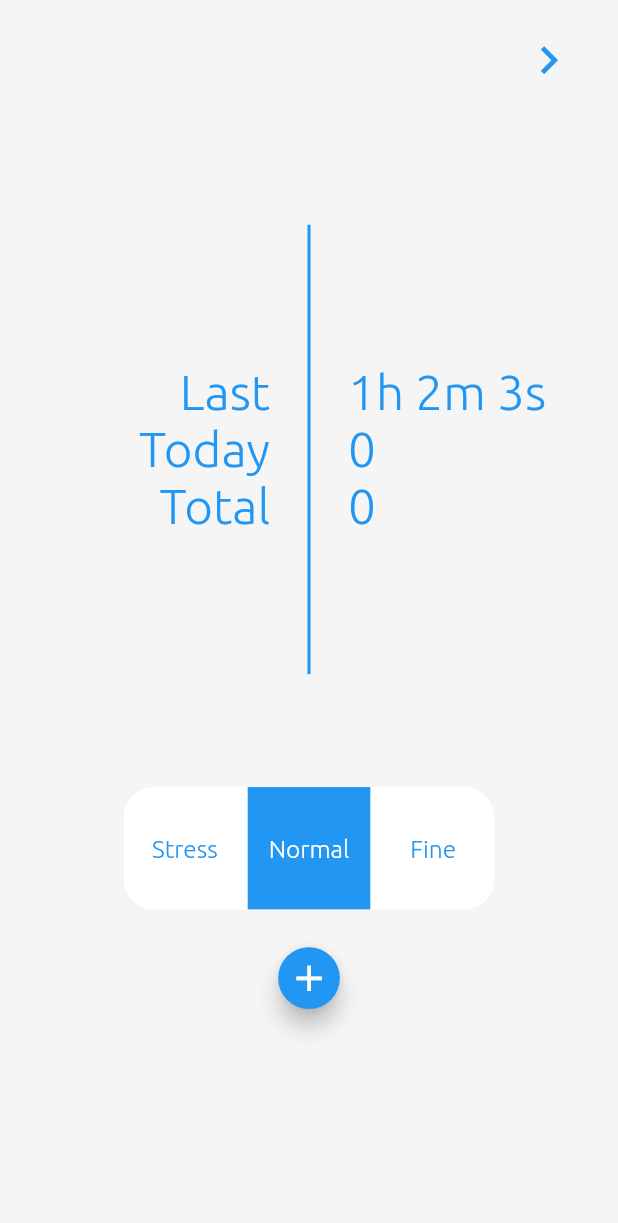
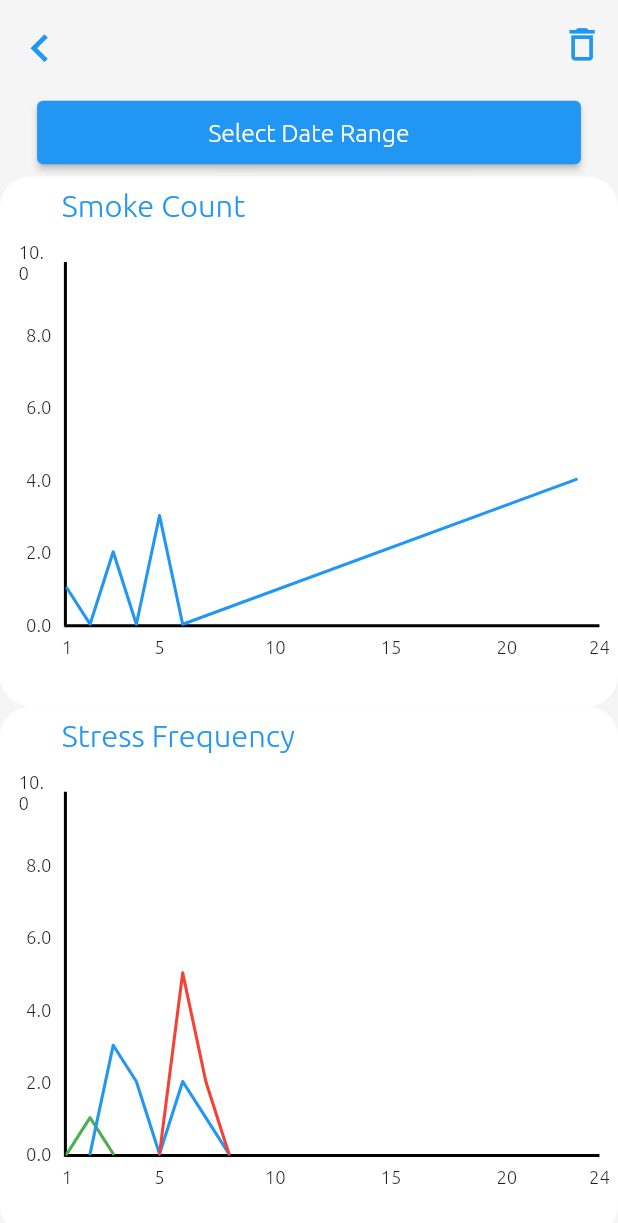
Before and after one commit to erdemsiyam/sigara_metre, a Flutter app: the screen it shows after launch, after a tap on the "chevron right" icon, on a phone screen of 412 x 824 dp. Shown: the top 1223 px of the screen. Run offline on Flutter 3.47's test engine with Material 2 defaults, Android fonts, the phone set to English and light mode, and no system bars; drawn by our look-alikes of fl_chart, toggle_switch; our stand-ins replace device_preview, sqflite; missing offline and left inert: date_range_picker; accounts and stored records are empty.

Commit message:
2.sayfa responsive

```diff
--- a/lib/main.dart
+++ b/lib/main.dart
@@ -2,7 +2,9 @@ import 'package:device_preview/device_preview.dart';
 import 'package:flutter/foundation.dart';
 import 'package:flutter/material.dart';
 import 'package:provider/provider.dart';
+import 'package:sigara_metre/pages/chart/chart_page.dart';
 import 'package:sigara_metre/pages/home/home_page.dart';
+import 'package:sigara_metre/provider/chart_provider.dart';
 import 'package:sigara_metre/provider/home_provider.dart';
 
 void main() {
@@ -29,7 +31,12 @@ class MyApp extends StatelessWidget {
         fontFamily: 'Ubuntu',
       ),
       title: 'Sigara Sayar',
-      home: ChangeNotifierProvider<HomeProvider>(
+      home:
+          // ChangeNotifierProvider<ChartProvider>(
+          //   create: (_) => ChartProvider(),
+          //   child: ChartPage(),
+          // ),
+          ChangeNotifierProvider<HomeProvider>(
         create: (_) => HomeProvider(),
         child: HomePage(),
       ),
--- a/lib/pages/chart/chart_page.dart
+++ b/lib/pages/chart/chart_page.dart
@@ -0,0 +1,101 @@
+import 'package:flutter/material.dart';
+import 'package:sigara_metre/pages/chart/widget/smoke_chart_widget.dart';
+import 'package:sigara_metre/pages/chart/widget/stress_chart_widget.dart';
+import 'package:sigara_metre/util/context_extension.dart';
+import 'package:date_range_picker/date_range_picker.dart' as DateRangePicker;
+
+class ChartPage extends StatelessWidget {
+  @override
+  Widget build(BuildContext context) {
+    return Scaffold(
+      backgroundColor: Colors.grey[100],
+      body: SafeArea(
+        child: Column(
+          mainAxisAlignment: MainAxisAlignment.spaceEvenly,
+          mainAxisSize: MainAxisSize.max,
+          crossAxisAlignment: CrossAxisAlignment.stretch,
+          children: [
+            Expanded(
+              flex: 1,
+              child: topButtons(context),
+            ),
+            Expanded(
+              flex: 1,
+              child: selectDateWidget(context),
+            ),
+            Expanded(
+              flex: 6,
+              child: SmokeChartWidget(),
+            ),
+            Expanded(
+              flex: 6,
+              child: StressChartWidget(),
+            ),
+          ],
+        ),
+      ),
+    );
+  }
+
+  Widget topButtons(BuildContext context) {
+    return Row(
+      mainAxisSize: MainAxisSize.max,
+      mainAxisAlignment: MainAxisAlignment.spaceBetween,
+      children: [
+        IconButton(
+          icon: Icon(
+            Icons.chevron_left,
+            size: context.dynamicShortest(0.09),
+            color: Colors.blue,
+          ),
+          onPressed: () {
+            Navigator.pop(context);
+          },
+        ),
+        IconButton(
+          icon: Icon(
+            Icons.delete_outline,
+            size: context.dynamicShortest(0.07),
+            color: Colors.blue,
+          ),
+          onPressed: () {
+            // TODO  delete
+          },
+        ),
+      ],
+    );
+  }
+
+  Widget selectDateWidget(BuildContext context) {
+    return Padding(
+      padding: EdgeInsets.symmetric(
+        vertical: context.dynamicShortest(0.02),
+        horizontal: context.dynamicShortest(0.06),
+      ),
+      child: ElevatedButton(
+        onPressed: () => onSelectDate(context),
+        child: Text(
+          'Select Date Range',
+          style: TextStyle(
+            color: Colors.white,
+            fontSize: context.dynamicShortest(0.04),
+          ),
+        ),
+      ),
+    );
+  }
+
+  void onSelectDate(BuildContext context) async {
+    List<DateTime> picked = await DateRangePicker.showDatePicker(
+      context: context,
+      initialFirstDate: (DateTime.now()).add(Duration(days: -7)),
+      initialLastDate: DateTime.now(),
+      firstDate: DateTime(2020),
+      lastDate: DateTime(2022),
+    );
+    if (picked != null && picked.length == 2) {
+      // TODO alttakini aç
+      // _smokeProvider.getChartsData(picked[0], picked[1]);
+    }
+  }
+}
--- /dev/null
+++ b/lib/pages/chart/widget/smoke_chart_widget.dart
@@ -0,0 +1,132 @@
+import 'package:fl_chart/fl_chart.dart';
+import 'package:flutter/material.dart';
+import 'package:sigara_metre/util/context_extension.dart';
+
+class SmokeChartWidget extends StatelessWidget {
+  List<FlSpot> flSpots = [];
+  @override
+  Widget build(BuildContext context) {
+    flSpots.add(FlSpot(1, 1));
+    flSpots.add(FlSpot(2, 0));
+    flSpots.add(FlSpot(3, 2));
+    flSpots.add(FlSpot(4, 0));
+    flSpots.add(FlSpot(5, 3));
+    flSpots.add(FlSpot(6, 0));
+    flSpots.add(FlSpot(23, 4));
+    return Container(
+      alignment: Alignment.center,
+      child: Container(
+        decoration: BoxDecoration(
+          borderRadius: BorderRadius.all(Radius.circular(
+            context.dynamicShortest(0.05),
+          )),
+          color: Colors.white,
+        ),
+        child: Column(
+          crossAxisAlignment: CrossAxisAlignment.stretch,
+          children: <Widget>[
+            context.emptyWidgetHeightLow,
+            Row(
+              children: [
+                context.emptyWidgetWidthHigh,
+                Text(
+                  'Smoke Count',
+                  style: TextStyle(
+                      fontSize: context.dynamicShortest(0.05),
+                      color: Colors.blue),
+                ),
+              ],
+            ),
+            context.emptyWidgetHeightMedium,
+            Expanded(
+              child: Padding(
+                padding: EdgeInsets.symmetric(
+                  horizontal: context.dynamicShortest(0.03),
+                ),
+                child: LineChart(
+                  sampleData(context),
+                  swapAnimationDuration: Duration(milliseconds: 250),
+                ),
+              ),
+            ),
+            context.emptyWidgetHeightMedium,
+          ],
+        ),
+      ),
+    );
+  }
+
+  LineChartData sampleData(BuildContext context) {
+    return LineChartData(
+      lineTouchData: LineTouchData(
+        touchTooltipData: LineTouchTooltipData(
+          tooltipBgColor: Colors.blueGrey.withOpacity(0.8),
+        ),
+        touchCallback: (LineTouchResponse touchResponse) {},
+        handleBuiltInTouches: true,
+      ),
+      gridData: FlGridData(
+        show: false,
+      ),
+      titlesData: FlTitlesData(
+        bottomTitles: SideTitles(
+          showTitles: true,
+          getTitles: (value) {
+            return value.toInt().toString();
+          },
+          getTextStyles: (_) => context.theme.textTheme.bodyText1.copyWith(
+            fontSize: context.dynamicShortest(0.03),
+            color: Colors.black87,
+          ),
+        ),
+        leftTitles: SideTitles(
+          showTitles: true,
+          getTitles: (value) {
+            return value.toString();
+          },
+          margin: context.dynamicShortest(0.02),
+          getTextStyles: (_) => context.theme.textTheme.bodyText1.copyWith(
+            fontSize: context.dynamicShortest(0.03),
+            color: Colors.black87,
+          ),
+        ),
+      ),
+      borderData: FlBorderData(
+        show: true,
+        border: const Border(
+          bottom: BorderSide(
+            color: Colors.black,
+            width: 2,
+          ),
+          left: BorderSide(
+            color: Colors.black,
+            width: 2,
+          ),
+        ),
+      ),
+      minX: 1,
+      maxX: 24,
+      maxY: 10,
+      minY: 0,
+      lineBarsData: [linesBarData(context)],
+    );
+  }
+
+  LineChartBarData linesBarData(BuildContext context) {
+    return LineChartBarData(
+      spots: flSpots,
+      isCurved: false,
+      colors: [
+        Colors.blue,
+      ],
+      barWidth: context.dynamicShortest(0.005),
+      isStrokeCapRound: true,
+      dotData: FlDotData(
+        show: false,
+      ),
+      belowBarData: BarAreaData(
+        show: false,
+      ),
+    );
+  }
+}
--- /dev/null
+++ b/lib/pages/chart/widget/stress_chart_widget.dart
@@ -0,0 +1,195 @@
+import 'package:fl_chart/fl_chart.dart';
+import 'package:flutter/material.dart';
+import 'package:sigara_metre/util/context_extension.dart';
+
+class StressChartWidget extends StatelessWidget {
+  List<FlSpot> flSpotsFine = [];
+  List<FlSpot> flSpotsNormal = [];
+  List<FlSpot> flSpotsStress = [];
+  @override
+  Widget build(BuildContext context) {
+    flSpotsFine.add(FlSpot(1, 0));
+    flSpotsFine.add(FlSpot(2, 1));
+    flSpotsFine.add(FlSpot(3, 0));
+    // flSpotsFine.add(FlSpot(4, 0));
+    // flSpotsFine.add(FlSpot(5, 0));
+    // flSpotsFine.add(FlSpot(6, 0));
+    // flSpotsFine.add(FlSpot(7, 0));
+
+    // flSpotsNormal.add(FlSpot(1, 0));
+    flSpotsNormal.add(FlSpot(2, 0));
+    flSpotsNormal.add(FlSpot(3, 3));
+    flSpotsNormal.add(FlSpot(4, 2));
+    flSpotsNormal.add(FlSpot(5, 0));
+    flSpotsNormal.add(FlSpot(6, 2));
+    flSpotsNormal.add(FlSpot(7, 1));
+    flSpotsNormal.add(FlSpot(8, 0));
+    // flSpotsNormal.add(FlSpot(6, 0));
+    // flSpotsNormal.add(FlSpot(7, 0));
+
+    // flSpotsStress.add(FlSpot(1, 0));
+    // flSpotsStress.add(FlSpot(2, 0));
+    // flSpotsStress.add(FlSpot(3, 0));
+    // flSpotsStress.add(FlSpot(4, 0));
+    flSpotsStress.add(FlSpot(5, 0));
+    flSpotsStress.add(FlSpot(6, 5));
+    flSpotsStress.add(FlSpot(7, 2));
+    flSpotsStress.add(FlSpot(8, 0));
+
+    return Container(
+      alignment: Alignment.center,
+      child: Container(
+        decoration: BoxDecoration(
+          borderRadius: BorderRadius.all(Radius.circular(
+            context.dynamicShortest(0.05),
+          )),
+          color: Colors.white,
+        ),
+        child: Column(
+          crossAxisAlignment: CrossAxisAlignment.stretch,
+          children: <Widget>[
+            context.emptyWidgetHeightLow,
+            Row(
+              children: [
+                context.emptyWidgetWidthHigh,
+                Text(
+                  'Stress Frequency',
+                  style: TextStyle(
+                      fontSize: context.dynamicShortest(0.05),
+                      color: Colors.blue),
+                ),
+              ],
+            ),
+            context.emptyWidgetHeightMedium,
+            Expanded(
+              child: Padding(
+                padding: EdgeInsets.symmetric(
+                  horizontal: context.dynamicShortest(0.03),
+                ),
+                child: LineChart(
+                  sampleData(context),
+                  swapAnimationDuration: Duration(milliseconds: 250),
+                ),
+              ),
+            ),
+            context.emptyWidgetHeightMedium,
+          ],
+        ),
+      ),
+    );
+  }
+
+  LineChartData sampleData(BuildContext context) {
+    return LineChartData(
+      lineTouchData: LineTouchData(
+        touchTooltipData: LineTouchTooltipData(
+          tooltipBgColor: Colors.blueGrey.withOpacity(0.8),
+        ),
+        touchCallback: (LineTouchResponse touchResponse) {},
+        handleBuiltInTouches: true,
+      ),
+      gridData: FlGridData(
+        show: false,
+      ),
+      titlesData: FlTitlesData(
+        bottomTitles: SideTitles(
+          showTitles: true,
+          getTitles: (value) {
+            return value.toInt().toString();
+          },
+          getTextStyles: (_) => context.theme.textTheme.bodyText1.copyWith(
+            fontSize: context.dynamicShortest(0.03),
+            color: Colors.black87,
+          ),
+        ),
+        leftTitles: SideTitles(
+          showTitles: true,
+          getTitles: (value) {
+            return value.toString();
+          },
+          margin: context.dynamicShortest(0.02),
+          getTextStyles: (_) => context.theme.textTheme.bodyText1.copyWith(
+            fontSize: context.dynamicShortest(0.03),
+            color: Colors.black87,
+          ),
+        ),
+      ),
+      borderData: FlBorderData(
+        show: true,
+        border: const Border(
+          bottom: BorderSide(
+            color: Colors.black,
+            width: 2,
+          ),
+          left: BorderSide(
+            color: Colors.black,
+            width: 2,
+          ),
+        ),
+      ),
+      minX: 1,
+      maxX: 24,
+      maxY: 10,
+      minY: 0,
+      lineBarsData: [
+        linesBarDataFine(context),
+        linesBarDataNormal(context),
+        linesBarDataStress(context),
+      ],
+    );
+  }
+
+  LineChartBarData linesBarDataFine(BuildContext context) {
+    return LineChartBarData(
+      spots: flSpotsFine,
+      isCurved: false,
+      colors: [
+        Colors.green,
+      ],
+      barWidth: context.dynamicShortest(0.005),
+      isStrokeCapRound: true,
+      dotData: FlDotData(
+        show: false,
+      ),
+      belowBarData: BarAreaData(
+        show: false,
+      ),
+    );
+  }
+
+  LineChartBarData linesBarDataNormal(BuildContext context) {
+    return LineChartBarData(
+      spots: flSpotsNormal,
+      isCurved: false,
+      colors: [
+        Colors.blue,
+      ],
+      barWidth: context.dynamicShortest(0.005),
+      isStrokeCapRound: true,
+      dotData: FlDotData(
+        show: false,
+      ),
+      belowBarData: BarAreaData(
+        show: false,
+      ),
+    );
+  }
+
+  LineChartBarData linesBarDataStress(BuildContext context) {
+    return LineChartBarData(
+      spots: flSpotsStress,
+      isCurved: false,
+      colors: [
+        Colors.red,
+      ],
+      barWidth: context.dynamicShortest(0.005),
+      isStrokeCapRound: true,
+      dotData: FlDotData(
+        show: false,
+      ),
+      belowBarData: BarAreaData(
+        show: false,
+      ),
+    );
+  }
+}
--- a/lib/pages/home/home_page.dart
+++ b/lib/pages/home/home_page.dart
@@ -1,7 +1,9 @@
 import 'package:flutter/material.dart';
 import 'package:provider/provider.dart';
+import 'package:sigara_metre/pages/chart/chart_page.dart';
 import 'package:sigara_metre/pages/home/enum/stress_enum.dart';
 import 'package:sigara_metre/pages/home/widget/last_texts_widget.dart';
+import 'package:sigara_metre/provider/chart_provider.dart';
 import 'package:sigara_metre/provider/home_provider.dart';
 import 'package:toggle_switch/toggle_switch.dart';
 import 'package:sigara_metre/util/context_extension.dart';
@@ -40,7 +42,17 @@ class HomePage extends StatelessWidget {
             size: context.dynamicShortest(0.09),
             color: Colors.blue,
           ),
-          onPressed: () {},
+          onPressed: () {
+            Navigator.push(
+              context,
+              MaterialPageRoute(
+                builder: (context) => ChangeNotifierProvider<ChartProvider>(
+                  create: (_) => ChartProvider(),
+                  child: ChartPage(),
+                ),
+              ),
+            );
+          },
         ),
         context.emptyWidgetWidthMedium,
       ],
@@ -48,36 +60,21 @@ class HomePage extends StatelessWidget {
   }
 
   Widget addSmokeWidget(BuildContext context) {
-    _homeProvider = Provider.of<HomeProvider>(context, listen: false);
     return Column(
       children: [
-        SizedBox(
-          width: context.dynamicWidth(0.6),
-          height: context.dynamicHeight(0.1),
-          child: FittedBox(
-            child: toggleButton(context),
-          ),
-        ),
+        toggleButton(context),
         context.emptyWidgetHeightMedium,
-        SizedBox(
-          width: context.dynamicShortest(0.1),
-          height: context.dynamicShortest(0.1),
-          child: FloatingActionButton(
-            child: Icon(
-              Icons.add,
-              size: context.dynamicShortest(0.07),
-            ),
-            onPressed: () {
-              _homeProvider.addSmoke(_stress);
-            },
-          ),
-        ),
+        addButton(context),
       ],
     );
   }
 
   Widget toggleButton(BuildContext context) {
-    return ToggleSwitch(
+    return SizedBox(
+      width: context.dynamicWidth(0.6),
+      height: context.dynamicHeight(0.1),
+      child: FittedBox(
+        child: ToggleSwitch(
           minWidth: context.dynamicWidth(0.2),
           minHeight: context.dynamicHeight(0.1),
           fontSize: context.dynamicShortest(0.04),
@@ -102,6 +99,25 @@ class HomePage extends StatelessWidget {
                 break;
             }
           },
+        ),
+      ),
+    );
+  }
+
+  Widget addButton(BuildContext context) {
+    _homeProvider = Provider.of<HomeProvider>(context, listen: false);
+    return SizedBox(
+      width: context.dynamicShortest(0.13),
+      height: context.dynamicShortest(0.13),
+      child: FloatingActionButton(
+        child: Icon(
+          Icons.add,
+          size: context.dynamicShortest(0.09),
+        ),
+        onPressed: () {
+          _homeProvider.addSmoke(_stress);
+        },
+      ),
     );
   }
 }
--- a/lib/pages/home/widget/last_texts_widget.dart
+++ b/lib/pages/home/widget/last_texts_widget.dart
@@ -42,7 +42,9 @@ class LastTextsWidget extends StatelessWidget {
       mainAxisSize: MainAxisSize.min,
       children: [
         animationText(context, 'Last', 1),
+        context.emptyWidgetHeightMedium,
         animationText(context, 'Today', 2),
+        context.emptyWidgetHeightMedium,
         animationText(context, 'Total', 3),
       ],
     );
@@ -60,6 +62,7 @@ class LastTextsWidget extends StatelessWidget {
               : '',
           1,
         ),
+        context.emptyWidgetHeightMedium,
         animationText(
           context,
           (_homeProvider.areCountsVisible)
@@ -67,6 +70,7 @@ class LastTextsWidget extends StatelessWidget {
               : '',
           2,
         ),
+        context.emptyWidgetHeightMedium,
         animationText(
           context,
           (_homeProvider.areCountsVisible)
--- a/lib/provider/chart_provider.dart
+++ b/lib/provider/chart_provider.dart
@@ -0,0 +1,5 @@
+import 'package:flutter/material.dart';
+
+class ChartProvider with ChangeNotifier {
+
+}
```
Lines whose indentation alone changed are shown as unchanged.
